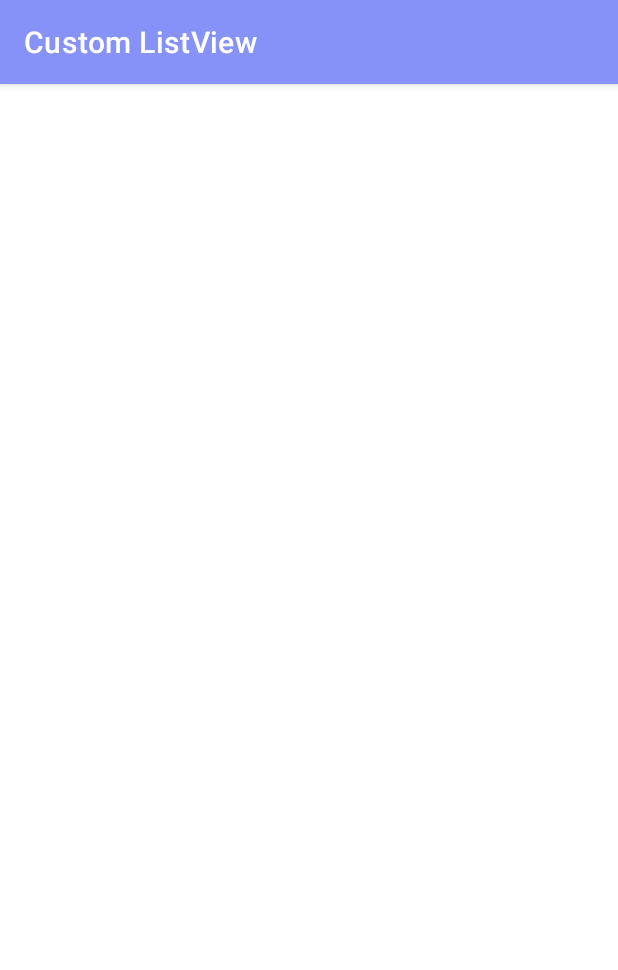
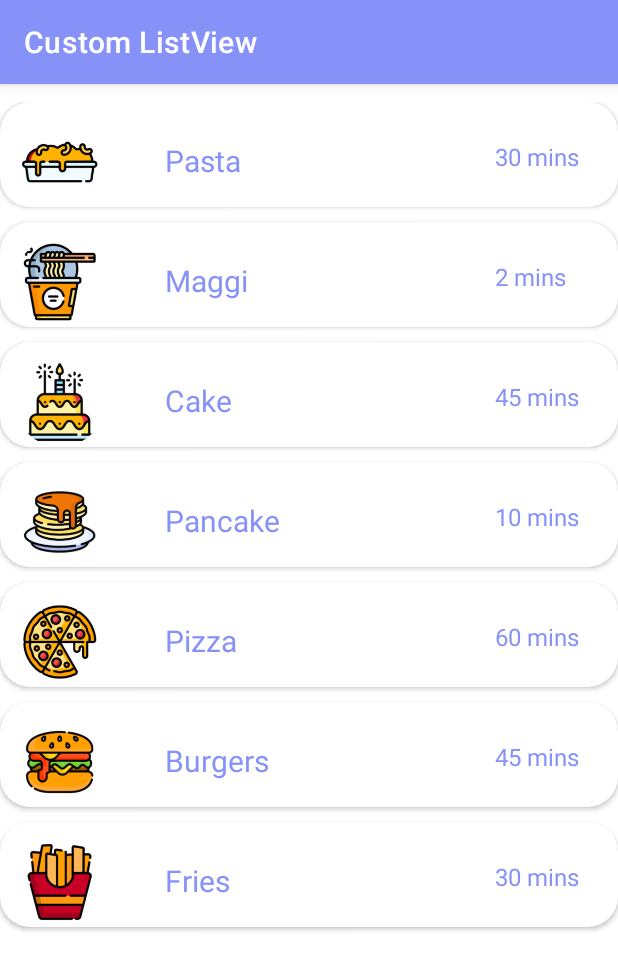
Before and after one commit to renggadiansa/custom_listview, an Android app: the screen it shows after launch (MainActivity), on a phone screen of 412 x 824 dp. Shown: the top 970 px of the screen. Run offline under Robolectric (Android 15) with nearby library versions, the phone set to English and light mode, and no system bars.

Commit message:
add assets & codingan

```diff
--- a/app/src/main/java/com/example/customlistview/MainActivity.java
+++ b/app/src/main/java/com/example/customlistview/MainActivity.java
@@ -2,7 +2,10 @@ package com.example.customlistview;
 
 import androidx.appcompat.app.AppCompatActivity;
 
+import android.content.Intent;
 import android.os.Bundle;
+import android.view.View;
+import android.widget.AdapterView;
 
 import com.example.customlistview.databinding.ActivityMainBinding;
 
@@ -21,10 +24,31 @@ public class MainActivity extends AppCompatActivity {
         binding = ActivityMainBinding.inflate(getLayoutInflater());
         setContentView(binding.getRoot());
 
-        int[] imageList = {};
-        int[] ingredientList = {};
-        int[] descList = {};
-        String[] nameList = {};
-        String[] timeList = {};
+        int[] imageList = {R.drawable.pasta, R.drawable.maggi, R.drawable.cake, R.drawable.pancake, R.drawable.pizza, R.drawable.burger, R.drawable.fries};
+        int[] ingredientList = {R.string.pastaIngredients, R.string.maggiIngredients,R.string.cakeIngredients,R.string.pancakeIngredients,R.string.pizzaIngredients, R.string.burgerIngredients, R.string.friesIngredients};
+        int[] descList = {R.string.pastaDesc, R.string.maggieDesc, R.string.cakeDesc,R.string.pancakeDesc,R.string.pizzaDesc, R.string.burgerDesc, R.string.friesDesc};
+        String[] nameList = {"Pasta", "Maggi", "Cake", "Pancake", "Pizza", "Burgers", "Fries"};
+        String[] timeList = {"30 mins", "2 mins", "45 mins", "10 mins", "60 mins", "45 mins", "30 mins"};
+
+        for (int i = 0; i < imageList.length; i++){
+            listData = new ListData(nameList[i], timeList[i], ingredientList[i], descList[i], imageList[i]);
+            dataArrayList.add(listData);
+        }
+        listAdapter = new ListAdapter(MainActivity.this, dataArrayList);
+        binding.listView.setAdapter(listAdapter);
+        binding.listView.setClickable(true);
+
+        binding.listView.setOnItemClickListener(new AdapterView.OnItemClickListener() {
+            @Override
+            public void onItemClick(AdapterView<?> adapterView, View view, int i, long l) {
+                Intent intent = new Intent(MainActivity.this, DetailedActivity.class);
+                intent.putExtra("name", nameList[i]);
+                intent.putExtra("time", timeList[i]);
+                intent.putExtra("ingredients", ingredientList[i]);
+                intent.putExtra("desc", descList[i]);
+                intent.putExtra("image", imageList[i]);
+                startActivity(intent);
+            }
+        });
     }
 }
```
Also changed, not shown: app/src/main/java/com/example/customlistview/DetailedActivity.java (+23 -1 lines), app/src/main/res/drawable/burger.png (added), app/src/main/res/drawable/cake.png (added), app/src/main/res/drawable/fries.png (added), app/src/main/res/drawable/pancake.png (added), app/src/main/res/drawable/pasta.png (added), app/src/main/res/drawable/pizza.png (added).
